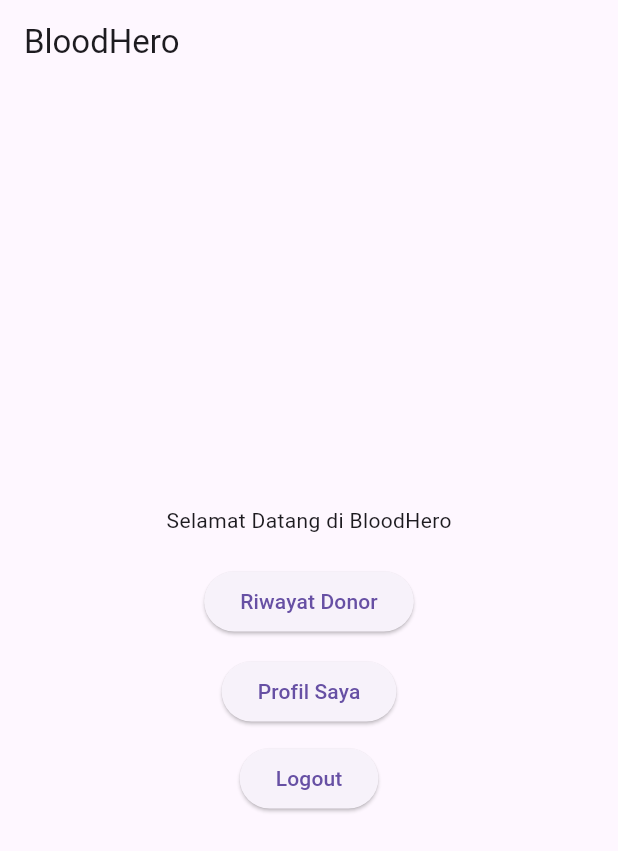
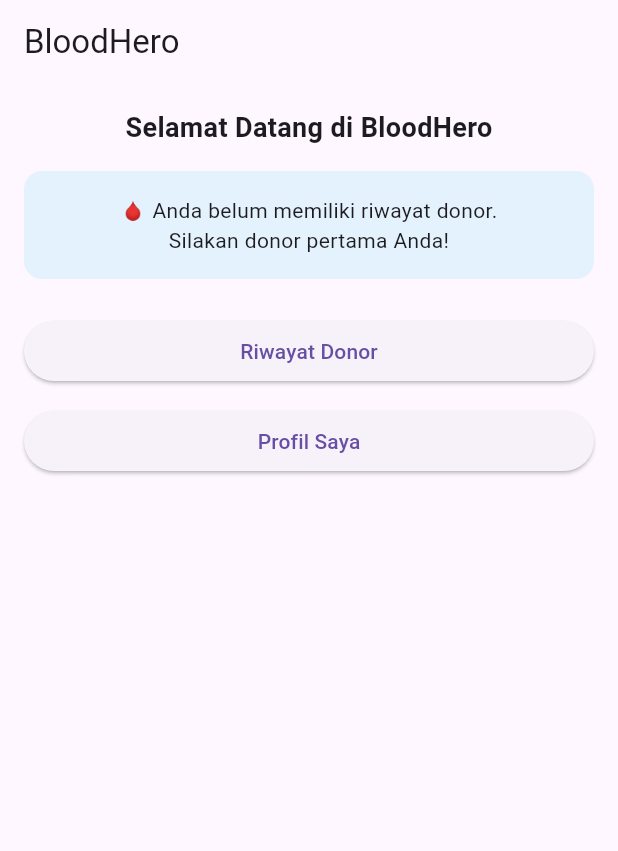
Before and after one commit to Latifah254/BloodHero, a Flutter app: the HomeView screen opened directly, on a phone screen of 412 x 824 dp. Shown: the top 851 px of the screen. Run offline on Flutter 3.47's test engine with Material 3 defaults, Android fonts, the phone set to English and light mode, and no system bars; our stand-ins replace image_picker, shared_preferences; accounts and stored records are empty.

Commit message:
menghapus tombol log out

```diff
--- a/lib/views/home.dart
+++ b/lib/views/home.dart
@@ -1,12 +1,34 @@
+import 'package:flutter/material.dart';
 import 'package:bloodhero_app/controller/userController.dart';
-import 'package:bloodhero_app/views/addDonor.dart';
+import 'package:bloodhero_app/controller/donorHistoryController.dart';
+import 'package:bloodhero_app/models/donorHistory.dart';
 import 'package:bloodhero_app/views/donorHistory.dart';
-import 'package:bloodhero_app/views/login.dart';
-import 'package:flutter/material.dart';
 import 'package:bloodhero_app/views/profile.dart';
 
-class HomeView extends StatelessWidget {
+class HomeView extends StatefulWidget {
   const HomeView({super.key});
+
+  @override
+  State<HomeView> createState() => _HomeViewState();
+}
+
+class _HomeViewState extends State<HomeView> {
+  Future<List<DonorHistory>>? futureHistory;
+
+  @override
+  void initState() {
+    super.initState();
+    loadDonorInfo();
+  }
+
+  void loadDonorInfo() async {
+    final userId = await UserController.getUserId();
+    if (userId == null) return;
+
+    setState(() {
+      futureHistory = DonorHistoryController.fetchHistory(userId);
+    });
+  }
 
   @override
   Widget build(BuildContext context) {
@@ -14,18 +36,96 @@ class HomeView extends StatelessWidget {
       appBar: AppBar(
         title: const Text("BloodHero"),
       ),
-      body: Center(
+      body: SingleChildScrollView(
+        child: Padding(
+          padding: const EdgeInsets.all(16),
           child: Column(
-          mainAxisAlignment: MainAxisAlignment.center,
+            crossAxisAlignment: CrossAxisAlignment.stretch,
             children: [
-            const Text("Selamat Datang di BloodHero"),
-            const SizedBox(height: 20,),
+              const Text(
+                "Selamat Datang di BloodHero",
+                style: TextStyle(
+                  fontSize: 18,
+                  fontWeight: FontWeight.bold,
+                ),
+                textAlign: TextAlign.center,
+              ),
 
+              const SizedBox(height: 16),
+
+              /// ===== INFORMASI DONOR =====
+              FutureBuilder<List<DonorHistory>>(
+                future: futureHistory,
+                builder: (context, snapshot) {
+                  if (snapshot.connectionState ==
+                      ConnectionState.waiting) {
+                    return const Center(
+                      child: CircularProgressIndicator(),
+                    );
+                  }
+
+                  if (!snapshot.hasData || snapshot.data!.isEmpty) {
+                    return Container(
+                      padding: const EdgeInsets.all(16),
+                      decoration: BoxDecoration(
+                        color: Colors.blue[50],
+                        borderRadius: BorderRadius.circular(12),
+                      ),
+                      child: const Text(
+                        "🩸 Anda belum memiliki riwayat donor.\nSilakan donor pertama Anda!",
+                        textAlign: TextAlign.center,
+                      ),
+                    );
+                  }
+
+                  final history = snapshot.data!;
+                  final nextDate =
+                      DonorHistoryController.getNextDonorDate(history);
+
+                  final today = DateTime.now();
+                  final canDonate =
+                      nextDate == null || today.isAfter(nextDate);
+
+                  return Container(
+                    padding: const EdgeInsets.all(16),
+                    decoration: BoxDecoration(
+                      color: canDonate
+                          ? Colors.green[100]
+                          : Colors.orange[100],
+                      borderRadius: BorderRadius.circular(12),
+                    ),
+                    child: Column(
+                      children: [
+                        const Text(
+                          "Status Donor Darah",
+                          style: TextStyle(
+                            fontWeight: FontWeight.bold,
+                            fontSize: 16,
+                          ),
+                        ),
+                        const SizedBox(height: 8),
+                        Text(
+                          canDonate
+                              ? "✅ Anda sudah boleh donor darah lagi"
+                              : "⏳ Anda bisa donor lagi pada:\n"
+                                "${nextDate.day}-${nextDate.month}-${nextDate.year}",
+                          textAlign: TextAlign.center,
+                        ),
+                      ],
+                    ),
+                  );
+                },
+              ),
+
+              const SizedBox(height: 24),
+
+              /// ===== MENU =====
               ElevatedButton(
-              onPressed: (){
+                onPressed: () {
                   Navigator.push(
-                  context, MaterialPageRoute(
-                    builder: (_) => DonorHistoryView(),
+                    context,
+                    MaterialPageRoute(
+                      builder: (_) => const DonorHistoryView(),
                     ),
                   );
                 },
@@ -38,29 +138,18 @@ class HomeView extends StatelessWidget {
                 onPressed: () {
                   Navigator.push(
                     context,
-                  MaterialPageRoute(builder: (_) => const ProfileView()),
+                    MaterialPageRoute(
+                      builder: (_) => const ProfileView(),
+                    ),
                   );
                 },
                 child: const Text("Profil Saya"),
               ),
 
-            const SizedBox(height: 10),
-
-            ElevatedButton(
-              onPressed: () async {
-                await UserController.logout();
-                if (!context.mounted) return;
-                Navigator.pushAndRemoveUntil(
-                  context,
-                  MaterialPageRoute(
-                    builder: (_) => LoginView()),
-                    (route) => false,
-                );
-              },
-              child: const Text("Logout"),
+              const SizedBox(height: 12),
+            ],
           ),
-          ],
-        )
+        ),
       ),
     );
   }
```
Lines whose indentation alone changed are shown as unchanged.
